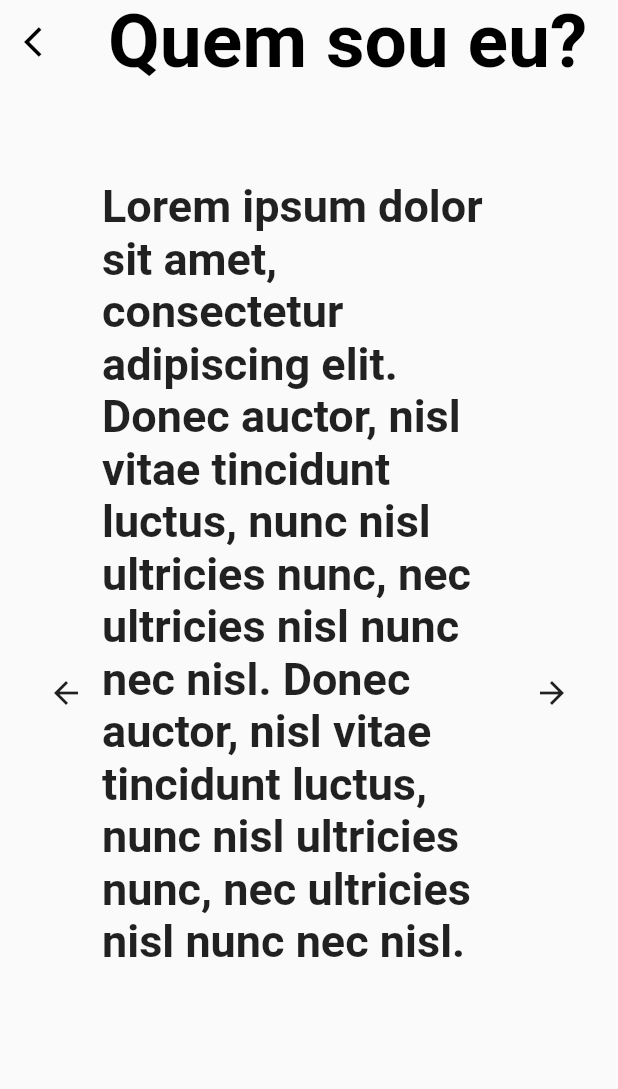
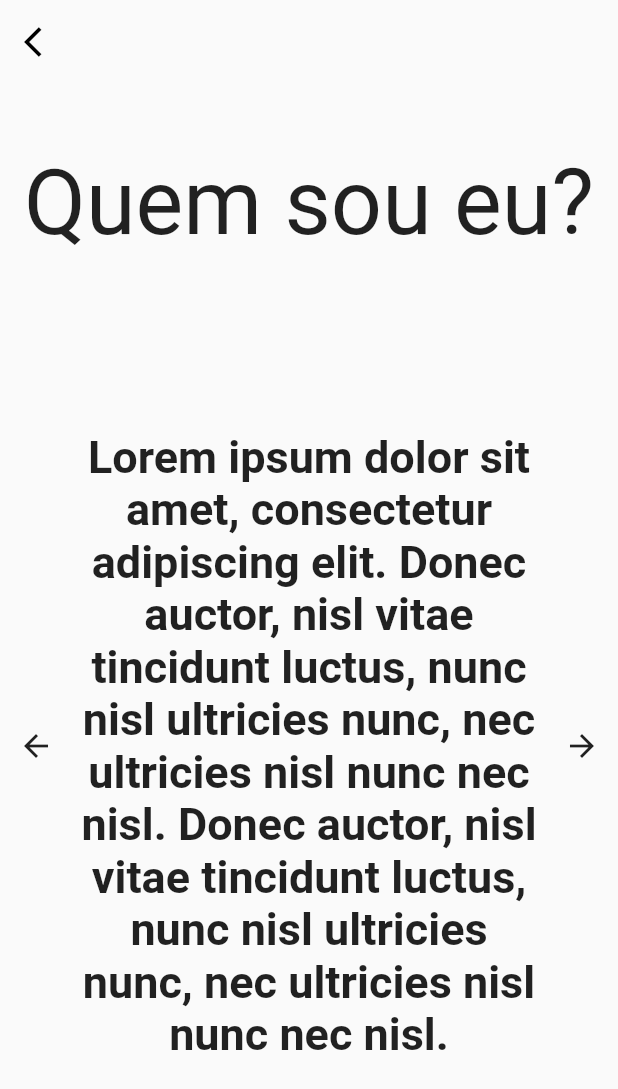
Before and after one commit to cesarfkb/projeto-final-flutter, a Flutter app: the SobreMim screen opened directly, after a tap on the "arrow back" icon, on a phone screen of 412 x 824 dp. Shown: the top 1089 px of the screen. Run offline on Flutter 3.47's test engine with Material 2 defaults, Android fonts, the phone set to English and light mode, and no system bars; our stand-ins replace font_awesome_flutter, rive; network calls fail.

Commit message:
Telas prontas sem design

```diff
--- a/lib/pages/sobre_mim.dart
+++ b/lib/pages/sobre_mim.dart
@@ -1,6 +1,7 @@
 import 'package:flutter/material.dart';
-import 'package:portfolio_teste/utils/sobre_mim_textos.dart';
-import 'package:portfolio_teste/widgets/appbar_secao.dart';
+import 'package:portfolio_teste/widgets/sobre_mim_textos.dart';
+import 'package:portfolio_teste/widgets/appbar_comum.dart';
+import 'package:portfolio_teste/widgets/background.dart';
 
 class SobreMim extends StatefulWidget {
   const SobreMim({super.key});
@@ -12,6 +13,7 @@ class SobreMim extends StatefulWidget {
 class _SobreMimState extends State<SobreMim> {
   final PageController _pageController = PageController();
   double _opacity = 1.0;
+  int _index = 0;
   String _texto = "Quem sou eu?";
 
   @override
@@ -28,13 +30,12 @@ class _SobreMimState extends State<SobreMim> {
 
   _changeText(int index) {
     setState(() {
-      _changeOpacity();
       _texto = index == 0 ? "Quem sou eu?" : "Habilidades";
-      _changeOpacity();
     });
   }
 
   _changePage(int index) {
+    _index = index;
     index == 0
         ? _pageController.previousPage(
             duration: const Duration(milliseconds: 300),
@@ -42,25 +43,31 @@ class _SobreMimState extends State<SobreMim> {
         : _pageController.nextPage(
             duration: const Duration(milliseconds: 300),
             curve: Curves.easeInOut);
-    _changeText(index);
+    _changeOpacity();
   }
 
   @override
   Widget build(BuildContext context) {
     return Scaffold(
-      appBar: PreferredSize(
-        preferredSize: const Size.fromHeight(100),
-        child: AppbarSecao(
-          titulo: _texto,
+      appBar: const PreferredSize(
+        preferredSize: Size.fromHeight(100),
+        child: AppbarComum(
+          titulo: "",
         ),
       ),
-      body: Align(
-        alignment: Alignment.center,
-        child: Column(
+      body: Stack(
         children: [
+          Column(
+            children: [
+              AnimatedOpacity(
+                  onEnd: () {
+                    _changeText(_index);
+                    _opacity == 0 ? _changeOpacity() : null;
+                  },
+                  duration: const Duration(milliseconds: 300),
+                  opacity: _opacity,
+                  child: Text(_texto, style: const TextStyle(fontSize: 60))),
               Expanded(
-              child: Container(
-                padding: const EdgeInsets.all(20),
                 child: Row(
                   mainAxisAlignment: MainAxisAlignment.center,
                   crossAxisAlignment: CrossAxisAlignment.center,
@@ -68,18 +75,16 @@ class _SobreMimState extends State<SobreMim> {
                     IconButton(
                         onPressed: () => _changePage(0),
                         icon: const Icon(Icons.arrow_back)),
-                    Expanded(
-                      child: _buildTextoPageView(),
-                    ),
+                    Expanded(child: _buildTextoPageView()),
                     IconButton(
                         onPressed: () => _changePage(1),
                         icon: const Icon(Icons.arrow_forward))
                   ],
                 ),
               ),
+            ],
           ),
         ],
-        ),
       ),
     );
   }
@@ -91,20 +96,29 @@ class _SobreMimState extends State<SobreMim> {
       physics: const NeverScrollableScrollPhysics(),
       pageSnapping: true,
       children: const [
-        Text(
+        Align(
+          alignment: Alignment.center,
+          child: Text(
             texto1,
             style: TextStyle(
               fontSize: 30,
               fontWeight: FontWeight.bold,
             ),
+            textAlign: TextAlign.center,
             softWrap: true,
           ),
-        Text(
+        ),
+        Align(
+          alignment: Alignment.center,
+          child: Text(
             texto2,
             style: TextStyle(
-            fontSize: 20,
+              fontSize: 30,
+              fontWeight: FontWeight.bold,
             ),
+            textAlign: TextAlign.center,
             softWrap: true,
+          ),
         ),
       ],
     );
--- a/lib/widgets/appbar_secao.dart
+++ b/lib/widgets/appbar_comum.dart
@@ -1,8 +1,8 @@
 import 'package:flutter/material.dart';
 
-class AppbarSecao extends StatelessWidget {
+class AppbarComum extends StatelessWidget {
   final String titulo;
-  const AppbarSecao({super.key, required this.titulo});
+  const AppbarComum({super.key, required this.titulo});
 
   @override
   Widget build(BuildContext context) {
@@ -14,7 +14,10 @@ class AppbarSecao extends StatelessWidget {
       elevation: 0,
       backgroundColor: Colors.transparent,
       leading: IconButton(
-          icon: const Icon(Icons.arrow_back_ios, color: Colors.black),
+          icon: const Icon(
+            Icons.arrow_back_ios,
+            color: Colors.black,
+          ),
           onPressed: () => Navigator.pop(context)),
     );
   }
--- a/lib/widgets/item_container.dart
+++ b/lib/widgets/item_container.dart
@@ -25,8 +25,8 @@ class _ItemContainerState extends State<ItemContainer> {
       child: SizedBox(
         width: MediaQuery.of(context).size.width * 0.5,
         child: AnimatedContainer(
+            clipBehavior: Clip.antiAlias,
             duration: const Duration(milliseconds: 300),
-            clipBehavior: Clip.hardEdge,
             margin: widget.isHover
                 ? const EdgeInsets.all(5)
                 : const EdgeInsets.all(15),
--- a/pubspec.yaml
+++ b/pubspec.yaml
@@ -36,6 +36,9 @@ dependencies:
   # Use with the CupertinoIcons class for iOS style icons.
   cupertino_icons: ^1.0.2
   http: ^1.1.0
+  rive: ^0.12.3
+  font_awesome_flutter: ^10.6.0
+  awesome_dialog: ^2.2.1
 
 dev_dependencies:
   flutter_test:
@@ -63,6 +66,8 @@ flutter:
   # assets:
   #   - images/a_dot_burr.jpeg
   #   - images/a_dot_ham.jpeg
+  assets:
+    - assets/background.riv
 
   # An image asset can refer to one or more resolution-specific "variants", see
   # https://flutter.dev/assets-and-images/#resolution-aware
```
Also changed, not shown: lib/pages/certificados.dart (+50 -24 lines), lib/pages/contatos.dart (+126 -0 lines), lib/pages/home_page.dart (+17 -24 lines), lib/pages/projetos.dart (+10 -0 lines), lib/pages/second_page.dart (deleted, +0 -60 lines), lib/utils/certificados_cards.dart (deleted, +0 -51 lines), lib/widgets/background.dart (added, +20 -0 lines), lib/widgets/certificados_cards.dart (added, +67 -0 lines), lib/widgets/home_page_items.dart (renamed from lib/widgets/cartao.dart, +12 -8 lines), lib/widgets/list_view_creator.dart (+6 -4 lines), lib/widgets/sobre_mim_textos.dart (renamed from lib/utils/sobre_mim_textos.dart), pubspec.lock, 5 other files. Lines whose indentation alone changed are shown as unchanged.
